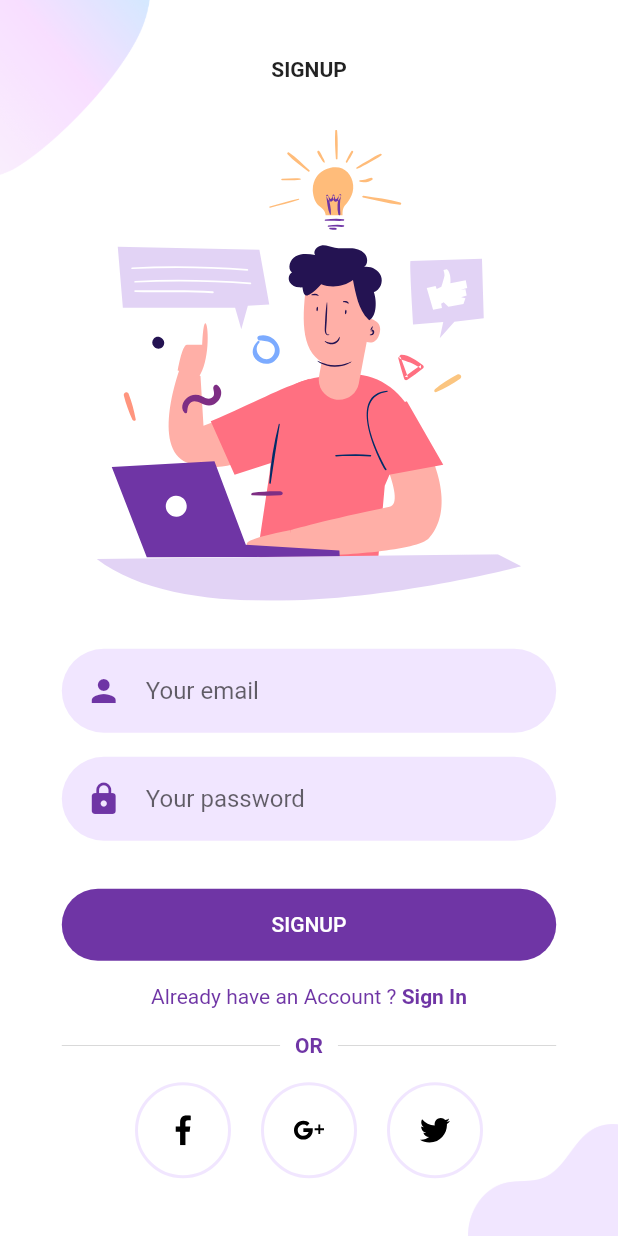
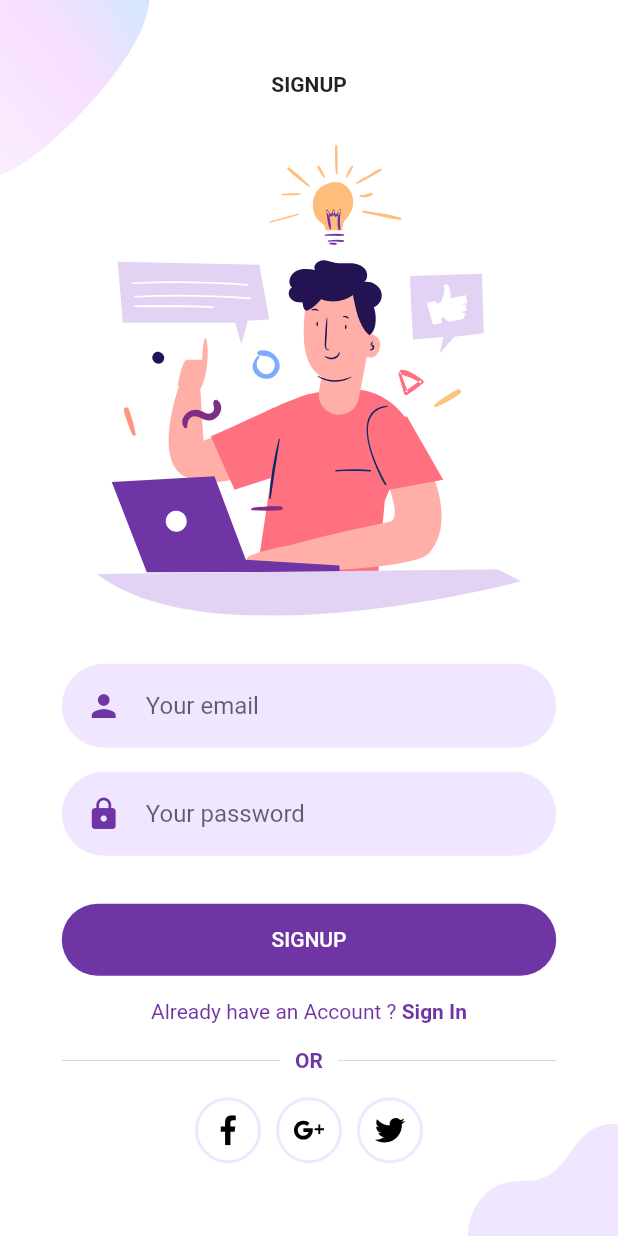
Before and after one commit to SachinGardi/Flutter_Ui_Practice_Apps, a Flutter app: the screen it shows after launch, after a tap on "SIGN UP", on a phone screen of 412 x 824 dp. Run offline on Flutter 3.47's test engine with Material 2 defaults, Android fonts, the phone set to English and light mode, and no system bars; our stand-ins replace flutter_svg, form_field_validator, rive.

Commit message:
socialIconSize Managed using responsive class

```diff
--- a/responsive_welcom_login_sinup_page/lib/Screens/Signup/components/socialIcon.dart
+++ b/responsive_welcom_login_sinup_page/lib/Screens/Signup/components/socialIcon.dart
@@ -1,5 +1,6 @@
 import 'package:flutter/material.dart';
 import 'package:flutter_svg/flutter_svg.dart';
+import 'package:responsive_welcome_login_page/responsive.dart';
 
 import '../../../constants.dart';
 
@@ -17,8 +18,8 @@ class SocialIcon extends StatelessWidget {
     return GestureDetector(
       onTap: press as void Function()?,
       child: Container(
-        margin: const EdgeInsets.symmetric(horizontal: 10),
-        padding: const EdgeInsets.all(20),
+        margin:  EdgeInsets.symmetric(horizontal: Responsive.isDesktop(context)? 10:5),
+        padding:  EdgeInsets.all(Responsive.isDesktop(context)?20:10),
         decoration: BoxDecoration(
           border: Border.all(
             width: 2,
```
